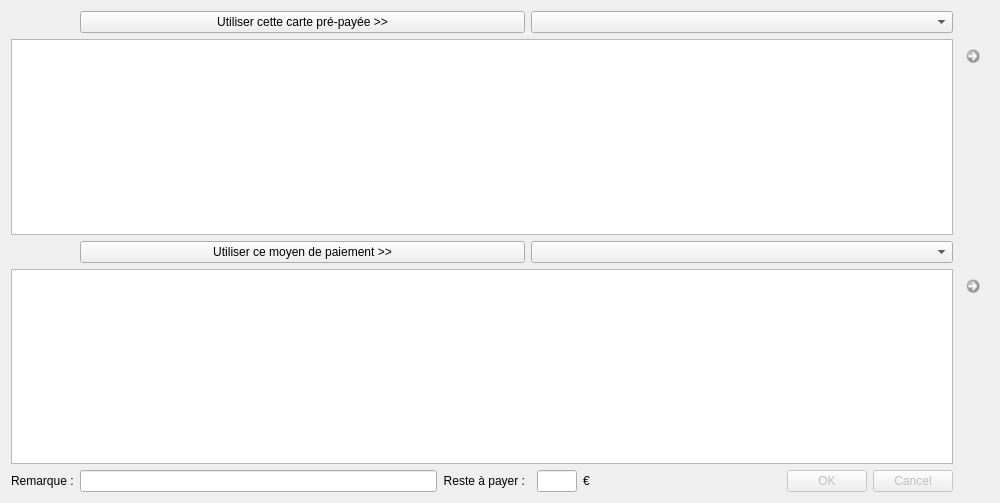
Old version of the form f_paiement.ui in the repository nivhg/ludopen.
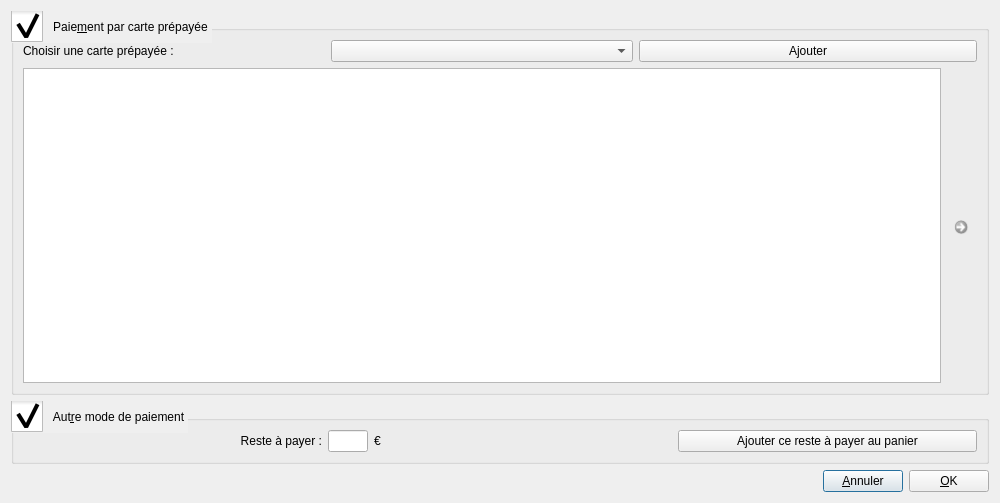
New version of the form. Icons and pictures are not drawn.

Commit message: v2.03 : système de panier et impression de facture et de devis

The edit to the form file:
```diff
--- a/f_paiement.ui
+++ b/f_paiement.ui
@@ -24,7 +24,7 @@
   </property>
   <property name="maximumSize">
    <size>
-    <width>900</width>
+    <width>16777215</width>
     <height>503</height>
    </size>
   </property>
@@ -35,203 +35,194 @@
    <iconset resource="ImagesIcones.qrc">
     <normaloff>:/Paiement.png</normaloff>:/Paiement.png</iconset>
   </property>
-  <layout class="QVBoxLayout" name="verticalLayout">
-   <item>
+  <layout class="QGridLayout" name="gridLayout_4">
+   <item row="1" column="1">
+    <widget class="QPushButton" name="Bt_Annuler">
+     <property name="text">
+      <string>&amp;Annuler</string>
+     </property>
+    </widget>
+   </item>
+   <item row="1" column="2">
+    <widget class="QPushButton" name="Bt_OK">
+     <property name="text">
+      <string>&amp;OK</string>
+     </property>
+    </widget>
+   </item>
+   <item row="1" column="0">
+    <spacer name="horizontalSpacer">
+     <property name="orientation">
+      <enum>Qt::Horizontal</enum>
+     </property>
+     <property name="sizeHint" stdset="0">
+      <size>
+       <width>40</width>
+       <height>20</height>
+      </size>
+     </property>
+    </spacer>
+   </item>
+   <item row="0" column="0" colspan="3">
     <layout class="QGridLayout" name="gridLayout">
-     <item row="3" column="3" colspan="4">
-      <widget class="QComboBox" name="CBx_ModePaiement"/>
-     </item>
-     <item row="1" column="7" alignment="Qt::AlignTop">
-      <widget class="QCommandLinkButton" name="Bt_SupprimerCartePaiement">
-       <property name="enabled">
-        <bool>false</bool>
+     <item row="1" column="0">
+      <widget class="QGroupBox" name="groupBox">
+       <property name="styleSheet">
+        <string notr="true">QGroupBox::indicator {
+    width: 32px;
+    height: 32px;
+}
+QGroupBox::indicator:checked {
+    image: url(:/carte.jpg);
+}</string>
        </property>
-       <property name="maximumSize">
-        <size>
-         <width>30</width>
-         <height>30</height>
-        </size>
+       <property name="title">
+        <string>Paie&amp;ment par carte prépayée</string>
        </property>
-       <property name="toolTip">
-        <string>&lt;html&gt;&lt;head/&gt;&lt;body&gt;&lt;p&gt;Ne plus utiliser la carte de paiement choisie&lt;/p&gt;&lt;/body&gt;&lt;/html&gt;</string>
-       </property>
-       <property name="text">
-        <string/>
-       </property>
-       <property name="icon">
-        <iconset resource="ImagesIcones.qrc">
-         <normaloff>:/Supprimer.png</normaloff>:/Supprimer.png</iconset>
-       </property>
-       <property name="iconSize">
-        <size>
-         <width>15</width>
-         <height>15</height>
-        </size>
-       </property>
-      </widget>
-     </item>
-     <item row="5" column="0">
-      <widget class="QLabel" name="label">
-       <property name="text">
-        <string>Remarque :</string>
-       </property>
-      </widget>
-     </item>
-     <item row="5" column="2">
-      <widget class="QLabel" name="Lb_RestAPayer">
-       <property name="text">
-        <string>Reste à payer :</string>
-       </property>
-       <property name="alignment">
-        <set>Qt::AlignRight|Qt::AlignTrailing|Qt::AlignVCenter</set>
-       </property>
-      </widget>
-     </item>
-     <item row="0" column="1" colspan="2">
-      <widget class="QPushButton" name="Bt_AjouterCartePaiement">
-       <property name="sizePolicy">
-        <sizepolicy hsizetype="MinimumExpanding" vsizetype="Fixed">
-         <horstretch>0</horstretch>
-         <verstretch>0</verstretch>
-        </sizepolicy>
-       </property>
-       <property name="layoutDirection">
-        <enum>Qt::LeftToRight</enum>
-       </property>
-       <property name="text">
-        <string>Utiliser cette carte pré-payée &gt;&gt;</string>
-       </property>
-      </widget>
-     </item>
-     <item row="1" column="0" colspan="7">
-      <widget class="QTableWidget" name="TW_PaiementCarte">
-       <property name="minimumSize">
-        <size>
-         <width>0</width>
-         <height>0</height>
-        </size>
-       </property>
-       <property name="alternatingRowColors">
+       <property name="checkable">
         <bool>true</bool>
        </property>
-       <property name="selectionMode">
-        <enum>QAbstractItemView::SingleSelection</enum>
-       </property>
-       <property name="selectionBehavior">
-        <enum>QAbstractItemView::SelectRows</enum>
-       </property>
+       <layout class="QGridLayout" name="gridLayout_2">
+        <item row="0" column="1">
+         <widget class="QComboBox" name="CBx_Cartes"/>
+        </item>
+        <item row="2" column="0" colspan="3">
+         <widget class="QTableWidget" name="TW_PaiementCarte">
+          <property name="minimumSize">
+           <size>
+            <width>0</width>
+            <height>0</height>
+           </size>
+          </property>
+          <property name="alternatingRowColors">
+           <bool>true</bool>
+          </property>
+          <property name="selectionMode">
+           <enum>QAbstractItemView::SingleSelection</enum>
+          </property>
+          <property name="selectionBehavior">
+           <enum>QAbstractItemView::SelectRows</enum>
+          </property>
+         </widget>
+        </item>
+        <item row="0" column="0">
+         <widget class="QLabel" name="label">
+          <property name="text">
+           <string>Choisir une carte prépayée :</string>
+          </property>
+         </widget>
+        </item>
+        <item row="2" column="3">
+         <widget class="QCommandLinkButton" name="Bt_SupprimerCartePaiement">
+          <property name="enabled">
+           <bool>false</bool>
+          </property>
+          <property name="maximumSize">
+           <size>
+            <width>30</width>
+            <height>30</height>
+           </size>
+          </property>
+          <property name="toolTip">
+           <string>&lt;html&gt;&lt;head/&gt;&lt;body&gt;&lt;p&gt;Ne plus utiliser la carte de paiement choisie&lt;/p&gt;&lt;/body&gt;&lt;/html&gt;</string>
+          </property>
+          <property name="text">
+           <string/>
+          </property>
+          <property name="icon">
+           <iconset resource="ImagesIcones.qrc">
+            <normaloff>:/Supprimer.png</normaloff>:/Supprimer.png</iconset>
+          </property>
+          <property name="iconSize">
+           <size>
+            <width>15</width>
+            <height>15</height>
+           </size>
+          </property>
+         </widget>
+        </item>
+        <item row="0" column="2" colspan="2">
+         <widget class="QPushButton" name="Bt_AjouterCartePaiement">
+          <property name="sizePolicy">
+           <sizepolicy hsizetype="MinimumExpanding" vsizetype="Fixed">
+            <horstretch>0</horstretch>
+            <verstretch>0</verstretch>
+           </sizepolicy>
+          </property>
+          <property name="layoutDirection">
+           <enum>Qt::LeftToRight</enum>
+          </property>
+          <property name="text">
+           <string>Ajouter</string>
+          </property>
+         </widget>
+        </item>
+       </layout>
       </widget>
      </item>
-     <item row="4" column="7" alignment="Qt::AlignTop">
-      <widget class="QCommandLinkButton" name="Bt_SupprimerAutrePaiement">
-       <property name="enabled">
-        <bool>false</bool>
+     <item row="2" column="0">
+      <widget class="QGroupBox" name="GB_Panier">
+       <property name="styleSheet">
+        <string notr="true">QGroupBox::indicator {
+    width: 32px;
+    height: 32px;
+}
+QGroupBox::indicator:checked {
+    image: url(:/Paiement.png);
+}</string>
        </property>
-       <property name="maximumSize">
-        <size>
-         <width>30</width>
-         <height>30</height>
-        </size>
+       <property name="title">
+        <string>Aut&amp;re mode de paiement</string>
        </property>
-       <property name="toolTip">
-        <string>&lt;html&gt;&lt;head/&gt;&lt;body&gt;&lt;p&gt;Ne plus utiliser le moyen de paiement choisi&lt;/p&gt;&lt;/body&gt;&lt;/html&gt;</string>
-       </property>
-       <property name="text">
-        <string/>
-       </property>
-       <property name="icon">
-        <iconset resource="ImagesIcones.qrc">
-         <normaloff>:/Supprimer.png</normaloff>:/Supprimer.png</iconset>
-       </property>
-       <property name="iconSize">
-        <size>
-         <width>15</width>
-         <height>15</height>
-        </size>
-       </property>
-      </widget>
-     </item>
-     <item row="3" column="1" colspan="2">
-      <widget class="QPushButton" name="Bt_AjouterAutrePaiement">
-       <property name="enabled">
-        <bool>true</bool>
-       </property>
-       <property name="sizePolicy">
-        <sizepolicy hsizetype="Ignored" vsizetype="Fixed">
-         <horstretch>0</horstretch>
-         <verstretch>0</verstretch>
-        </sizepolicy>
-       </property>
-       <property name="font">
-        <font>
-         <weight>50</weight>
-         <bold>false</bold>
-        </font>
-       </property>
-       <property name="layoutDirection">
-        <enum>Qt::LeftToRight</enum>
-       </property>
-       <property name="text">
-        <string>Utiliser ce moyen de paiement &gt;&gt;</string>
-       </property>
        <property name="checkable">
-        <bool>false</bool>
-       </property>
-      </widget>
-     </item>
-     <item row="4" column="0" colspan="7">
-      <widget class="QTableWidget" name="TW_PaiementAutre">
-       <property name="alternatingRowColors">
         <bool>true</bool>
        </property>
-       <property name="selectionMode">
-        <enum>QAbstractItemView::SingleSelection</enum>
-       </property>
-       <property name="selectionBehavior">
-        <enum>QAbstractItemView::SelectRows</enum>
-       </property>
-      </widget>
-     </item>
-     <item row="0" column="3" colspan="4">
-      <widget class="QComboBox" name="CBx_Cartes"/>
-     </item>
-     <item row="5" column="1">
-      <widget class="QLineEdit" name="LE_Remarque"/>
-     </item>
-     <item row="5" column="5">
-      <widget class="QLabel" name="Lb_Euro">
-       <property name="text">
-        <string>€</string>
-       </property>
-      </widget>
-     </item>
-     <item row="5" column="4">
-      <widget class="QLineEdit" name="LE_ResteAPayer">
-       <property name="maximumSize">
-        <size>
-         <width>40</width>
-         <height>16777215</height>
-        </size>
-       </property>
-       <property name="text">
-        <string/>
-       </property>
-       <property name="readOnly">
-        <bool>true</bool>
-       </property>
-      </widget>
-     </item>
-     <item row="5" column="6">
-      <widget class="QDialogButtonBox" name="Bt_OK_Annuler">
-       <property name="enabled">
-        <bool>false</bool>
-       </property>
-       <property name="orientation">
-        <enum>Qt::Horizontal</enum>
-       </property>
-       <property name="standardButtons">
-        <set>QDialogButtonBox::Cancel|QDialogButtonBox::Ok</set>
-       </property>
+       <layout class="QGridLayout" name="gridLayout_3">
+        <item row="0" column="3">
+         <widget class="QPushButton" name="Bt_AjoutPanier">
+          <property name="text">
+           <string>Ajouter ce reste à payer au panier</string>
+          </property>
+          <property name="icon">
+           <iconset resource="ImagesIcones.qrc">
+            <normaloff>:/Panier.png</normaloff>:/Panier.png</iconset>
+          </property>
+         </widget>
+        </item>
+        <item row="0" column="1">
+         <widget class="QLineEdit" name="LE_ResteAPayer">
+          <property name="maximumSize">
+           <size>
+            <width>40</width>
+            <height>16777215</height>
+           </size>
+          </property>
+          <property name="text">
+           <string/>
+          </property>
+          <property name="readOnly">
+           <bool>true</bool>
+          </property>
+         </widget>
+        </item>
+        <item row="0" column="0">
+         <widget class="QLabel" name="Lb_RestAPayer">
+          <property name="text">
+           <string>Reste à payer :</string>
+          </property>
+          <property name="alignment">
+           <set>Qt::AlignRight|Qt::AlignTrailing|Qt::AlignVCenter</set>
+          </property>
+         </widget>
+        </item>
+        <item row="0" column="2">
+         <widget class="QLabel" name="Lb_Euro">
+          <property name="text">
+           <string>€</string>
+          </property>
+         </widget>
+        </item>
+       </layout>
       </widget>
      </item>
     </layout>
```
Left out of the diff: 19 changed lines with no effect on the pictures. The commit also changes 45 other files.
